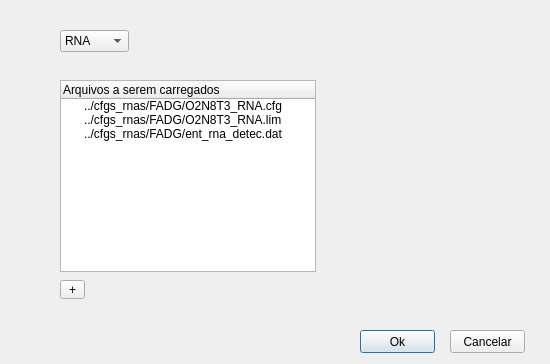
First picture: the form in softwares/simddef/ui/config_modulo.ui, repository diogolr/diogolrmsc, before the edit.
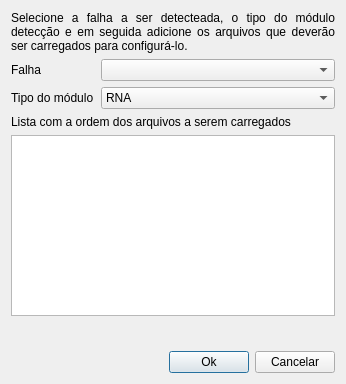
Second picture: the form after the edit. Icons and pictures are not drawn.

Commit message: Continuação da configuração dos módulos.

What changed in the file:
```diff
--- a/softwares/simddef/ui/config_modulo.ui
+++ b/softwares/simddef/ui/config_modulo.ui
@@ -6,77 +6,52 @@
    <rect>
     <x>0</x>
     <y>0</y>
-    <width>550</width>
-    <height>364</height>
+    <width>346</width>
+    <height>384</height>
    </rect>
   </property>
   <property name="windowTitle">
    <string>Dialog</string>
   </property>
-  <widget class="QPushButton" name="botao_ok">
-   <property name="geometry">
-    <rect>
-     <x>360</x>
-     <y>330</y>
-     <width>75</width>
-     <height>23</height>
-    </rect>
-   </property>
+  <layout class="QGridLayout" name="gridLayout">
+   <item row="0" column="0" colspan="7">
+    <widget class="QLabel" name="label_4">
    <property name="text">
-    <string>Ok</string>
-   </property>
-  </widget>
-  <widget class="QPushButton" name="botao_cancel">
-   <property name="geometry">
-    <rect>
-     <x>450</x>
-     <y>330</y>
-     <width>75</width>
-     <height>23</height>
-    </rect>
-   </property>
-   <property name="text">
-    <string>Cancelar</string>
-   </property>
-  </widget>
-  <widget class="QTreeWidget" name="treeWidget">
-   <property name="geometry">
-    <rect>
-     <x>60</x>
-     <y>80</y>
-     <width>256</width>
-     <height>192</height>
-    </rect>
-   </property>
-   <column>
+      <string>Selecione a falha a ser detecteada, o tipo do módulo detecção e em seguida adicione os arquivos que deverão ser carregados para configurá-lo.</string>
+     </property>
+     <property name="alignment">
+      <set>Qt::AlignJustify|Qt::AlignVCenter</set>
+     </property>
+     <property name="wordWrap">
+      <bool>true</bool>
+     </property>
+    </widget>
+   </item>
+   <item row="1" column="0" colspan="3">
+    <widget class="QLabel" name="label_2">
     <property name="text">
-     <string>Arquivos a serem carregados</string>
-    </property>
-   </column>
-   <item>
-    <property name="text">
-     <string>../cfgs_rnas/FADG/O2N8T3_RNA.cfg</string>
-    </property>
+      <string>Falha</string>
+     </property>
+    </widget>
    </item>
-   <item>
-    <property name="text">
-     <string>../cfgs_rnas/FADG/O2N8T3_RNA.lim</string>
-    </property>
+   <item row="1" column="3" colspan="4">
+    <widget class="QComboBox" name="falha">
+     <property name="toolTip">
+      <string>Falha a ser detectada</string>
+     </property>
+    </widget>
    </item>
-   <item>
+   <item row="2" column="0" colspan="3">
+    <widget class="QLabel" name="label_5">
     <property name="text">
-     <string>../cfgs_rnas/FADG/ent_rna_detec.dat</string>
-    </property>
-   </item>
-  </widget>
-  <widget class="QComboBox" name="comboBox">
-   <property name="geometry">
-    <rect>
-     <x>60</x>
-     <y>30</y>
-     <width>69</width>
-     <height>22</height>
-    </rect>
+      <string>Tipo do módulo</string>
+     </property>
+    </widget>
+   </item>
+   <item row="2" column="3" colspan="4">
+    <widget class="QComboBox" name="tipo_modulo">
+     <property name="toolTip">
+      <string>Tipo de módulo de detecção</string>
    </property>
    <item>
     <property name="text">
@@ -99,20 +74,162 @@
     </property>
    </item>
   </widget>
-  <widget class="QToolButton" name="toolButton">
-   <property name="geometry">
-    <rect>
-     <x>60</x>
-     <y>280</y>
-     <width>25</width>
-     <height>19</height>
-    </rect>
-   </property>
+   </item>
+   <item row="3" column="0" colspan="7">
+    <widget class="QLabel" name="label_3">
+     <property name="text">
+      <string>Lista com a ordem dos arquivos a serem carregados</string>
+     </property>
+    </widget>
+   </item>
+   <item row="4" column="0" colspan="7">
+    <widget class="QListWidget" name="lista_arquivos">
+     <property name="toolTip">
+      <string>Lista de arquivos a serem carregados</string>
+     </property>
+    </widget>
+   </item>
+   <item row="5" column="0">
+    <widget class="QToolButton" name="adicionar">
+     <property name="toolTip">
+      <string>Adicionar arquivo</string>
+     </property>
+     <property name="icon">
+      <iconset resource="../imgs/imgs.qrc">
+       <normaloff>:/imgs/adicionar.png</normaloff>:/imgs/adicionar.png</iconset>
+     </property>
+     <property name="autoRaise">
+      <bool>true</bool>
+     </property>
+    </widget>
+   </item>
+   <item row="5" column="1">
+    <widget class="QToolButton" name="remover">
+     <property name="toolTip">
+      <string>Remover arquivo</string>
+     </property>
+     <property name="icon">
+      <iconset resource="../imgs/imgs.qrc">
+       <normaloff>:/imgs/remover.png</normaloff>:/imgs/remover.png</iconset>
+     </property>
+     <property name="autoRaise">
+      <bool>true</bool>
+     </property>
+    </widget>
+   </item>
+   <item row="5" column="2">
+    <widget class="QToolButton" name="subir">
+     <property name="toolTip">
+      <string>Modificar ordem dos arquivos</string>
+     </property>
+     <property name="icon">
+      <iconset resource="../imgs/imgs.qrc">
+       <normaloff>:/imgs/mover_para_cima.png</normaloff>:/imgs/mover_para_cima.png</iconset>
+     </property>
+     <property name="autoRaise">
+      <bool>true</bool>
+     </property>
+    </widget>
+   </item>
+   <item row="5" column="3">
+    <widget class="QToolButton" name="descer">
+     <property name="toolTip">
+      <string>Modificar ordem dos arquivos</string>
+     </property>
+     <property name="icon">
+      <iconset resource="../imgs/imgs.qrc">
+       <normaloff>:/imgs/mover_para_baixo.png</normaloff>:/imgs/mover_para_baixo.png</iconset>
+     </property>
+     <property name="autoRaise">
+      <bool>true</bool>
+     </property>
+    </widget>
+   </item>
+   <item row="5" column="4">
+    <spacer name="horizontalSpacer_2">
+     <property name="orientation">
+      <enum>Qt::Horizontal</enum>
+     </property>
+     <property name="sizeHint" stdset="0">
+      <size>
+       <width>47</width>
+       <height>20</height>
+      </size>
+     </property>
+    </spacer>
+   </item>
+   <item row="5" column="5" colspan="2">
+    <spacer name="horizontalSpacer">
+     <property name="orientation">
+      <enum>Qt::Horizontal</enum>
+     </property>
+     <property name="sizeHint" stdset="0">
+      <size>
+       <width>153</width>
+       <height>20</height>
+      </size>
+     </property>
+    </spacer>
+   </item>
+   <item row="6" column="0" colspan="5">
+    <spacer name="horizontalSpacer_3">
+     <property name="orientation">
+      <enum>Qt::Horizontal</enum>
+     </property>
+     <property name="sizeHint" stdset="0">
+      <size>
+       <width>163</width>
+       <height>20</height>
+      </size>
+     </property>
+    </spacer>
+   </item>
+   <item row="6" column="5">
+    <widget class="QPushButton" name="botao_ok">
    <property name="text">
-    <string>+</string>
-   </property>
-  </widget>
- </widget>
- <resources/>
- <connections/>
+      <string>Ok</string>
+     </property>
+    </widget>
+   </item>
+   <item row="6" column="6">
+    <widget class="QPushButton" name="botao_cancel">
+     <property name="text">
+      <string>Cancelar</string>
+     </property>
+    </widget>
+   </item>
+  </layout>
+ </widget>
+ <tabstops>
+  <tabstop>falha</tabstop>
+  <tabstop>tipo_modulo</tabstop>
+  <tabstop>lista_arquivos</tabstop>
+  <tabstop>adicionar</tabstop>
+  <tabstop>remover</tabstop>
+  <tabstop>subir</tabstop>
+  <tabstop>descer</tabstop>
+  <tabstop>botao_ok</tabstop>
+  <tabstop>botao_cancel</tabstop>
+ </tabstops>
+ <resources>
+  <include location="../imgs/imgs.qrc"/>
+ </resources>
+ <connections>
+  <connection>
+   <sender>botao_cancel</sender>
+   <signal>clicked()</signal>
+   <receiver>ConfigModulo</receiver>
+   <slot>reject()</slot>
+   <hints>
+    <hint type="sourcelabel">
+     <x>309</x>
+     <y>355</y>
+    </hint>
+    <hint type="destinationlabel">
+     <x>267</x>
+     <y>339</y>
+    </hint>
+   </hints>
+  </connection>
+ </connections>
 </ui>
```
Left out of the diff: 2 changed lines with no effect on the pictures. Lines whose indentation alone changed are shown as unchanged. The commit also changes 15 other files.
